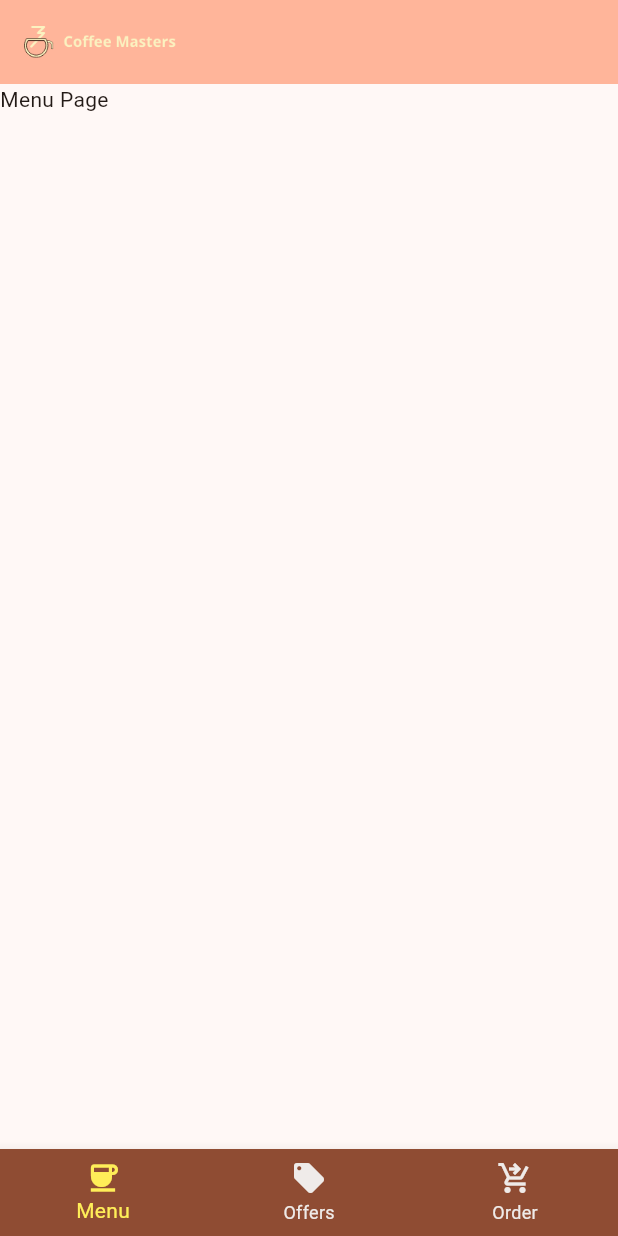
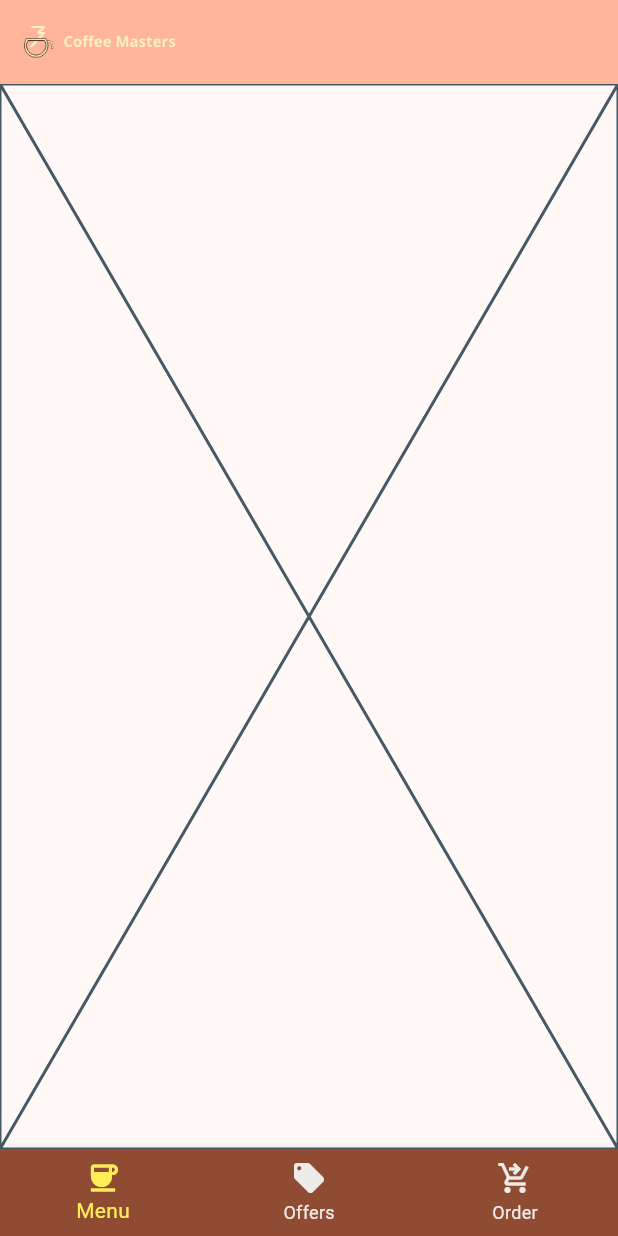
Before and after one commit to Malisha4065/coffee_masters, a Flutter app: the screen it shows after launch, on a phone screen of 412 x 824 dp. Run offline on Flutter 3.47's test engine with Material 3 defaults, Android fonts, the phone set to English and light mode, and no system bars.

```diff
--- a/lib/main.dart
+++ b/lib/main.dart
@@ -1,4 +1,6 @@
-import 'package:coffee_masters/offerspage.dart';
+import 'package:coffee_masters/pages/menupage.dart';
+import 'package:coffee_masters/pages/offerspage.dart';
+import 'package:coffee_masters/pages/orderpage.dart';
 import 'package:flutter/material.dart';
 
 void main() {
@@ -90,13 +92,13 @@ class _MyHomePageState extends State<MyHomePage> {
 
     switch (selectedIndex) {
       case 0:
-        currentWidgetPage = const Text("Menu Page");
+        currentWidgetPage = const MenuPage();
         break;
       case 1:
         currentWidgetPage = const OffersPage();
         break;
       case 2:
-        currentWidgetPage = const Text("Orders Page");
+        currentWidgetPage = const OrderPage();
         break;
     }
 
--- /dev/null
+++ b/lib/pages/menupage.dart
@@ -0,0 +1,10 @@
+import 'package:flutter/material.dart';
+
+class MenuPage extends StatelessWidget {
+  const MenuPage({super.key});
+
+  @override
+  Widget build(BuildContext context) {
+    return const Placeholder();
+  }
+}
```
Also changed, not shown: lib/datamodel.dart (added, +27 -0 lines), lib/pages/orderpage.dart (added, +10 -0 lines), lib/pages/offerspage.dart (renamed from lib/offerspage.dart).
